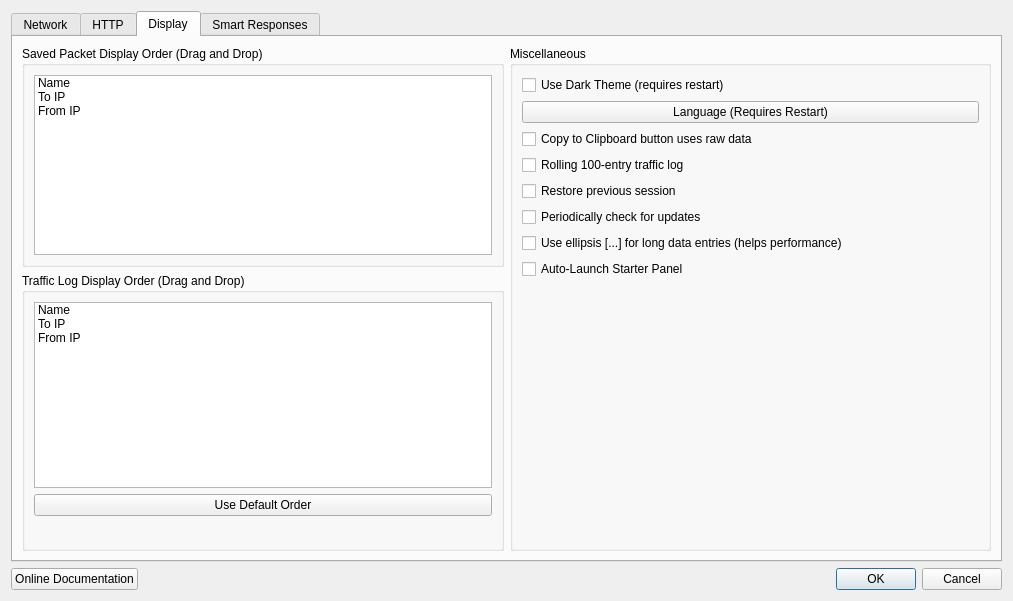
Before: the Qt Designer form src/settings.ui in dannagle/PacketSender, drawn with Qt 5.
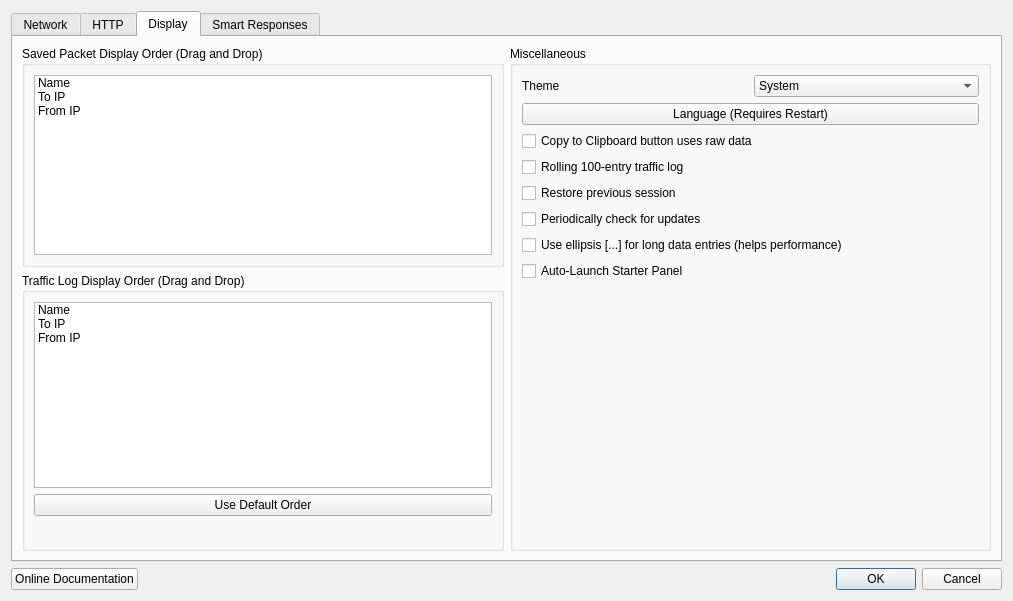
After: the same form once the commit is applied. The open tabs and pages were chosen to show the change.

Commit message: Add selectable app themes and improve Windows light mode

The edit to the form file:
```diff
--- a/src/settings.ui
+++ b/src/settings.ui
@@ -655,11 +655,34 @@
          </property>
          <layout class="QVBoxLayout" name="verticalLayout_18">
           <item>
-           <widget class="QCheckBox" name="darkModeCheck">
-            <property name="text">
-             <string>Use Dark Theme (requires restart)</string>
-            </property>
-           </widget>
+           <layout class="QHBoxLayout" name="themeModeLayout">
+            <item>
+             <widget class="QLabel" name="themeModeLabel">
+              <property name="text">
+               <string>Theme</string>
+              </property>
+             </widget>
+            </item>
+            <item>
+             <widget class="QComboBox" name="themeModeCombo">
+              <item>
+               <property name="text">
+                <string>System</string>
+               </property>
+              </item>
+              <item>
+               <property name="text">
+                <string>Light</string>
+               </property>
+              </item>
+              <item>
+               <property name="text">
+                <string>Dark</string>
+               </property>
+              </item>
+             </widget>
+            </item>
+           </layout>
           </item>
           <item>
            <layout class="QHBoxLayout" name="LanguageHolderLayout">
```
Left out of the diff: 1 changed line with no effect on the pictures. The commit also changes 5 other files.
